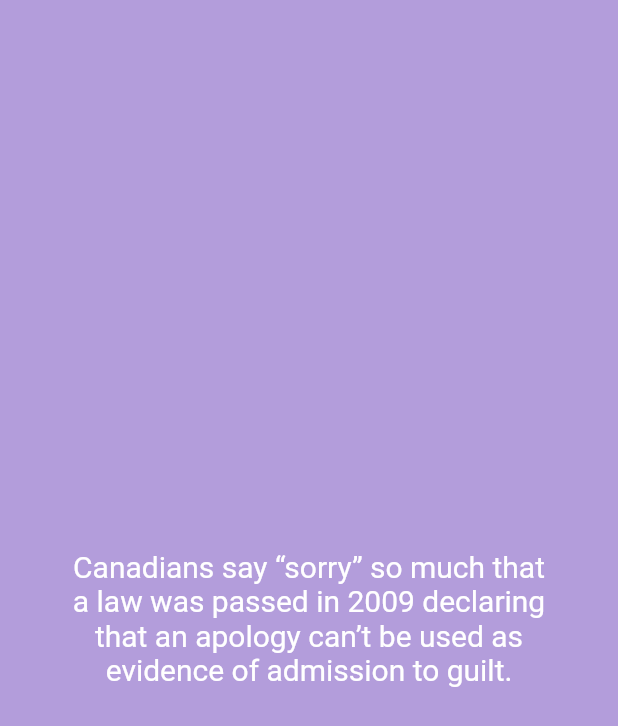
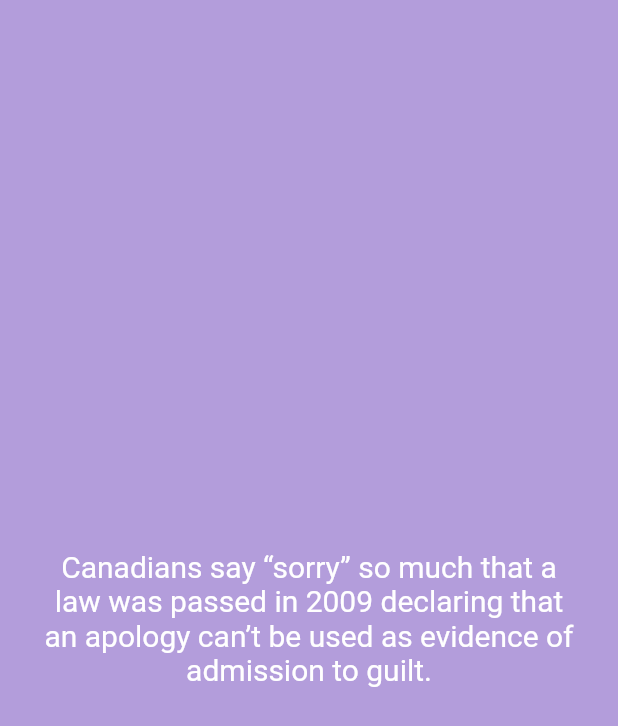
Before and after one commit to rodrigo-akio/Bunch-of-Facts, a Flutter app: the screen it shows after launch, on a phone screen of 412 x 824 dp. Shown: the top 726 px of the screen. Run offline on Flutter 3.47's test engine with Material 2 defaults, Android fonts, the phone set to English and light mode, and no system bars; Roboto replaces fonts that are missing (Source Sans Pro).

Commit message:
- Made button bigger - Removed button colors

```diff
--- a/lib/main.dart
+++ b/lib/main.dart
@@ -36,9 +36,14 @@ class _FactsState extends State<Facts> {
   @override
   Widget build(BuildContext context) {
     return Padding(
-      padding: const EdgeInsets.all(40.0),
+      padding: const EdgeInsets.all(20.0),
       child: Center(
         child: TextButton(
+            style: ButtonStyle(
+                overlayColor: MaterialStateProperty.all(Colors.transparent), // no splash or highlights
+               minimumSize: MaterialStateProperty.all(const Size(double.infinity, double.infinity)), // max button size
+            ),
+
             child: Text(
               facts[factNum],
               style: const TextStyle(
```
Also changed, not shown: pubspec.lock.
